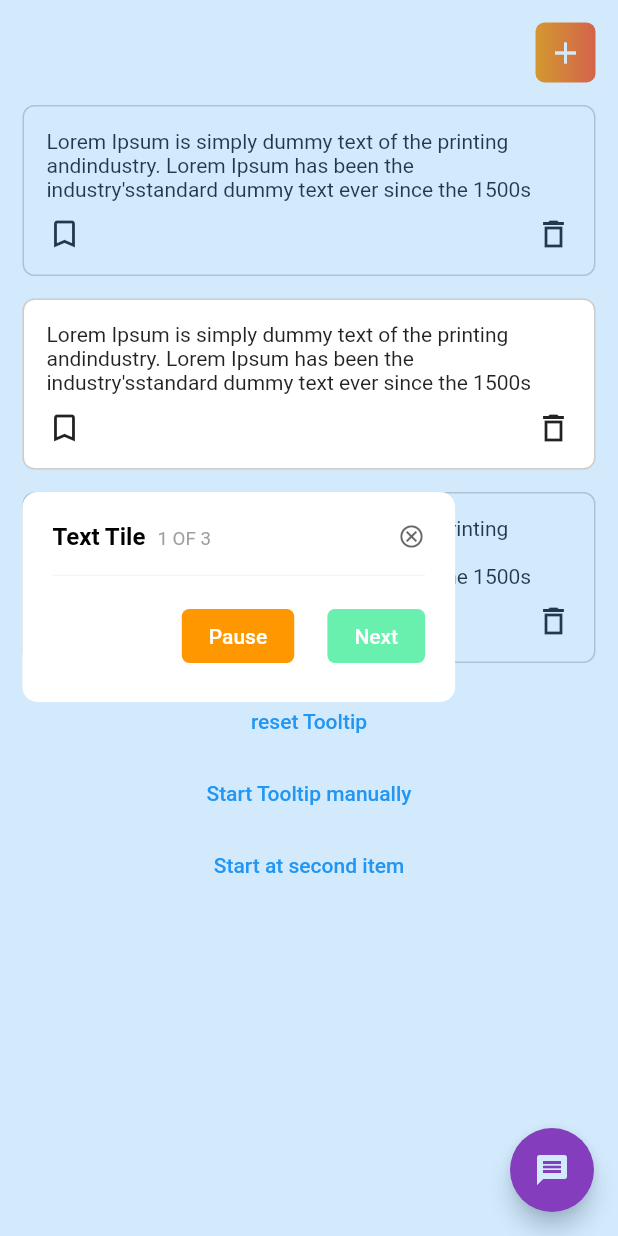
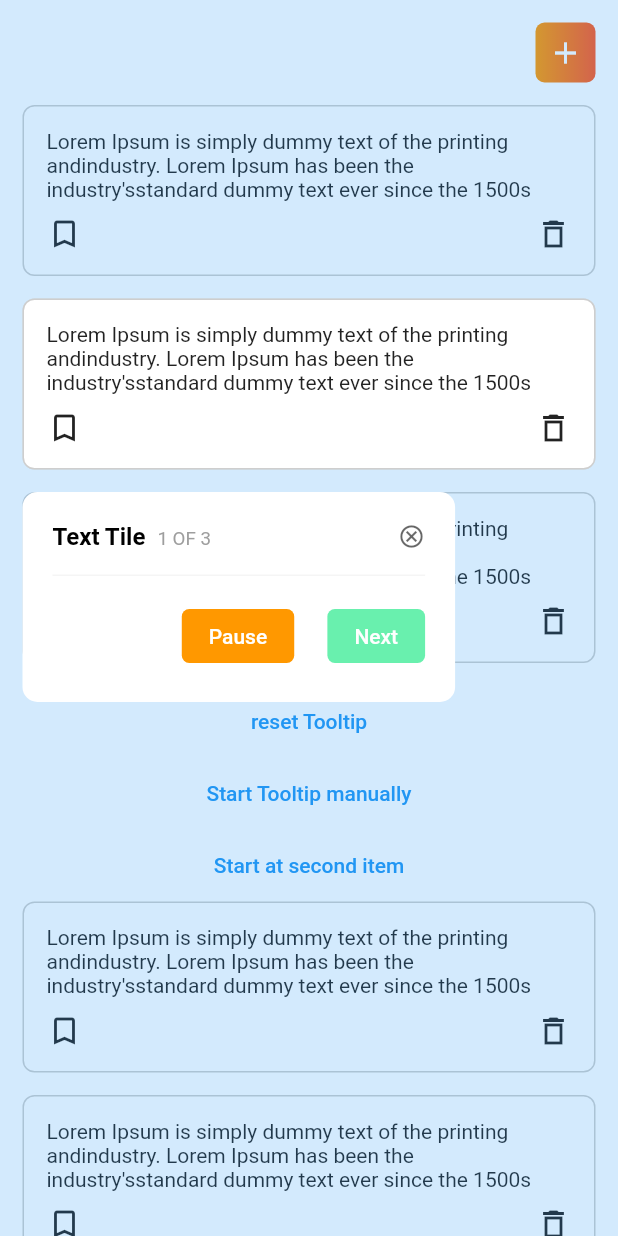
Before and after one commit to Deuque/overlay_tooltip, a Flutter app: the screen it shows after launch, after a tap on "Start Tooltip manually", on a phone screen of 412 x 824 dp. Run offline on Flutter 3.47's test engine with Material 2 defaults, Android fonts, the phone set to English and light mode, and no system bars.

Commit message:
feat: scroll for overlay view

```diff
--- a/example/lib/main.dart
+++ b/example/lib/main.dart
@@ -54,6 +54,7 @@ class _MySamplePageState extends State<MySamplePage> {
   Widget build(BuildContext context) {
     return OverlayTooltipScaffold(
       // overlayColor: Colors.red.withOpacity(.4),
+      height: 1800,
       tooltipAnimationCurve: Curves.linear,
       tooltipAnimationDuration: const Duration(milliseconds: 1000),
       controller: _controller,
@@ -61,6 +62,7 @@ class _MySamplePageState extends State<MySamplePage> {
         await Future.delayed(const Duration(milliseconds: 500));
         return initializedWidgetLength == 3 && !done;
       },
+      dismissOnTap: true,
       preferredOverlay: GestureDetector(
         onTap: () {
           //move the overlay forward or backwards
@@ -71,7 +73,8 @@ class _MySamplePageState extends State<MySamplePage> {
           color: Colors.blue.withOpacity(.2),
         ),
       ),
-      builder: (context) => Scaffold(
+      builder: (context) {
+        return Scaffold(
           backgroundColor: Colors.white,
           appBar: AppBar(
             toolbarHeight: 70,
@@ -149,9 +152,11 @@ class _MySamplePageState extends State<MySamplePage> {
                     OverlayTooltipScaffold.of(context)?.controller.start(1);
                   },
                   child: const Text('Start at second item')),
+              for (var i = 0; i < 11; i++) _sampleWidget(),
             ],
           ),
-      ),
+        );
+      },
     );
   }
 
@@ -164,19 +169,19 @@ class _MySamplePageState extends State<MySamplePage> {
             borderRadius: BorderRadius.circular(8)),
         padding: const EdgeInsets.all(15),
         margin: const EdgeInsets.fromLTRB(15, 0, 15, 15),
-        child: Column(
+        child: const Column(
           mainAxisSize: MainAxisSize.min,
           crossAxisAlignment: CrossAxisAlignment.start,
           children: [
-            const Text('Lorem Ipsum is simply dummy text of the printing and'
+            Text('Lorem Ipsum is simply dummy text of the printing and'
                 'industry. Lorem Ipsum has been the industry\'s'
                 'standard dummy text ever since the 1500s'),
-            const SizedBox(
+            SizedBox(
               height: 10,
             ),
             Row(
               mainAxisAlignment: MainAxisAlignment.spaceBetween,
-              children: const [
+              children: [
                 Icon(Icons.bookmark_border),
                 Icon(Icons.delete_outline_sharp)
               ],
--- a/lib/src/core/overlay_tooltip_scaffold.dart
+++ b/lib/src/core/overlay_tooltip_scaffold.dart
@@ -15,6 +15,7 @@ abstract class OverlayTooltipScaffoldImpl extends StatefulWidget {
   final Curve tooltipAnimationCurve;
   final bool dismissOnTap;
   final Widget? preferredOverlay;
+  final double? height;
 
   OverlayTooltipScaffoldImpl({
     Key? key,
@@ -28,6 +29,7 @@ abstract class OverlayTooltipScaffoldImpl extends StatefulWidget {
     /// If true, the tooltip will be dismissed when the user taps on the screen at any area exclude tooltip.
     this.dismissOnTap = false,
     this.preferredOverlay,
+    this.height,
   }) : super(key: key) {
     if (startWhen != null) controller.setStartWhen(startWhen!);
   }
@@ -49,19 +51,35 @@ class OverlayTooltipScaffoldImplState
   Widget build(BuildContext context) {
     return Scaffold(
       backgroundColor: Colors.transparent,
-      body: Stack(
+      body: StreamBuilder<OverlayTooltipModel?>(
+        stream: widget.controller.widgetsPlayStream,
+        builder: (context, snapshot) {
+          final show = snapshot.data == null ||
+              snapshot.data!.widgetKey.globalPaintBounds == null;
+          final baseHeight = MediaQuery.of(context).size.height;
+          final height = show ? baseHeight : (widget.height ?? baseHeight);
+          return SingleChildScrollView(
+            child: SizedBox(
+              height: height,
+              child: _stackBody(show, snapshot),
+            ),
+          );
+        },
+      ),
+    );
+  }
+
+  Stack _stackBody(bool show, AsyncSnapshot<OverlayTooltipModel?> snapshot) {
+    return Stack(
+      key: ValueKey('OverlayTooltipScaffoldStack'),
       fit: StackFit.expand,
       children: [
         Positioned.fill(child: Builder(builder: (context) {
           return widget.builder(context);
         })),
-          StreamBuilder<OverlayTooltipModel?>(
-            stream: widget.controller.widgetsPlayStream,
-            builder: (context, snapshot) {
-              return snapshot.data == null ||
-                      snapshot.data!.widgetKey.globalPaintBounds == null
+        show
             ? SizedBox.shrink()
-                  : Positioned.fill(
+            : Container(
                 child: widget.dismissOnTap
                     ? GestureDetector(
                         behavior: HitTestBehavior.opaque,
@@ -71,11 +89,8 @@ class OverlayTooltipScaffoldImplState
                         child: _bodyToolTip(snapshot),
                       )
                     : _bodyToolTip(snapshot),
-                    );
-            },
-          )
+              ),
       ],
-      ),
     );
   }
 
--- a/lib/src/impl.dart
+++ b/lib/src/impl.dart
@@ -21,6 +21,7 @@ class OverlayTooltipScaffold extends OverlayTooltipScaffoldImpl {
   final Duration tooltipAnimationDuration;
 
   final Curve tooltipAnimationCurve;
+  final double? height;
 
   /// If true, the tooltip will be dismissed when the user taps on the screen at any area exclude tooltip.
   final bool dismissOnTap;
@@ -40,6 +41,10 @@ class OverlayTooltipScaffold extends OverlayTooltipScaffoldImpl {
     /// If true, the tooltip will be dismissed when the user taps on the screen at any area exclude tooltip.
     this.dismissOnTap = false,
     this.preferredOverlay,
+
+    /// The height of the overlay, if null, the overlay will take the height of the screen
+    /// Need for show big tooltip on small screen
+    this.height,
   }) : super(
           key: key,
           controller: controller,
@@ -50,6 +55,7 @@ class OverlayTooltipScaffold extends OverlayTooltipScaffoldImpl {
           tooltipAnimationCurve: tooltipAnimationCurve,
           dismissOnTap: dismissOnTap,
           preferredOverlay: preferredOverlay,
+          height: height,
         );
 
   static OverlayTooltipScaffoldImplState? of(BuildContext context) {
```
Lines whose indentation alone changed are shown as unchanged.
